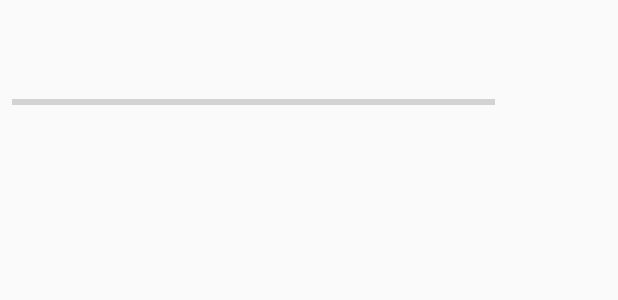
After one commit to jigangzhang/KotlinApp, an Android app: the layout dialog_progress.xml on its own in the app's theme, with its tools: preview values and no code run, on a phone screen of 412 x 824 dp. The commit adds this screen. Shown: the top 300 px of the screen. Run offline under Robolectric (Android 15) with nearby library versions, the phone set to English and light mode, and no system bars.

Commit message:
完善文件列表显示； 新增文件下载进度提示框； ConstraintLayout 使用； 下载完毕提示；

```diff
--- a/app/src/main/java/com/god/seep/weather/net/NetConnection.kt
+++ b/app/src/main/java/com/god/seep/weather/net/NetConnection.kt
@@ -67,8 +67,7 @@ class NetConnection(ip_address: String) {
             val folder = File(Environment.getExternalStorageDirectory().absolutePath + File.separator + FOLDER_NAME)
             if (!folder.exists())
                 folder.mkdirs()
-            val path = Environment.getExternalStorageDirectory().absolutePath + File.separator + FOLDER_NAME + File.separator + fileInfo.fileName
-            val file = File(path)
+            val file = File(folder, fileInfo.fileName)
             file.createNewFile()
             var fos: FileOutputStream? = null
             try {
--- /dev/null
+++ b/app/src/main/res/layout/dialog_progress.xml
@@ -0,0 +1,37 @@
+<?xml version="1.0" encoding="utf-8"?>
+<androidx.constraintlayout.widget.ConstraintLayout xmlns:android="http://schemas.android.com/apk/res/android"
+    xmlns:app="http://schemas.android.com/apk/res-auto"
+    xmlns:tools="http://schemas.android.com/tools"
+    android:layout_width="match_parent"
+    android:layout_height="match_parent">
+
+    <TextView
+        android:id="@+id/title"
+        android:layout_width="match_parent"
+        android:layout_height="40dp"
+        android:layout_marginStart="8dp"
+        android:layout_marginTop="8dp"
+        android:gravity="center_vertical"
+        app:layout_constraintTop_toTopOf="parent" />
+
+    <ProgressBar
+        android:id="@+id/progress"
+        style="@style/Base.Widget.AppCompat.ProgressBar.Horizontal"
+        android:layout_width="0dp"
+        android:layout_height="40dp"
+        android:layout_marginStart="8dp"
+        android:layout_marginEnd="8dp"
+        android:max="100"
+        app:layout_constraintHorizontal_weight="1"
+        app:layout_constraintLeft_toLeftOf="parent"
+        app:layout_constraintRight_toLeftOf="@+id/progress_desc"
+        app:layout_constraintTop_toBottomOf="@+id/title" />
+
+    <TextView
+        android:id="@+id/progress_desc"
+        android:layout_width="74dp"
+        android:layout_height="40dp"
+        android:gravity="center"
+        app:layout_constraintRight_toRightOf="parent"
+        app:layout_constraintTop_toBottomOf="@+id/title" />
+</androidx.constraintlayout.widget.ConstraintLayout>
```
Also changed, not shown: app/build.gradle (+8 -4 lines), app/src/main/AndroidManifest.xml (+5 -3 lines), app/src/main/java/com/god/seep/weather/adapter/FilePageAdapter.kt (+18 -8 lines), app/src/main/java/com/god/seep/weather/dialog/ProgressDialog.kt (added, +50 -0 lines), app/src/main/java/com/god/seep/weather/ui/TransportActivity.kt (+48 -33 lines), app/src/main/java/com/god/seep/weather/ui/TransportFragment.kt (+39 -13 lines), app/src/main/java/com/god/seep/weather/util/CommonUtil.kt (+9 -0 lines), app/src/main/java/com/god/seep/weather/util/MediaUtil.kt (added, +45 -0 lines), app/src/main/res/layout/activity_transport.xml (+18 -37 lines), app/src/main/res/layout/pager_file_list.xml (+12 -4 lines), build.gradle (+4 -3 lines), 1 other file.
